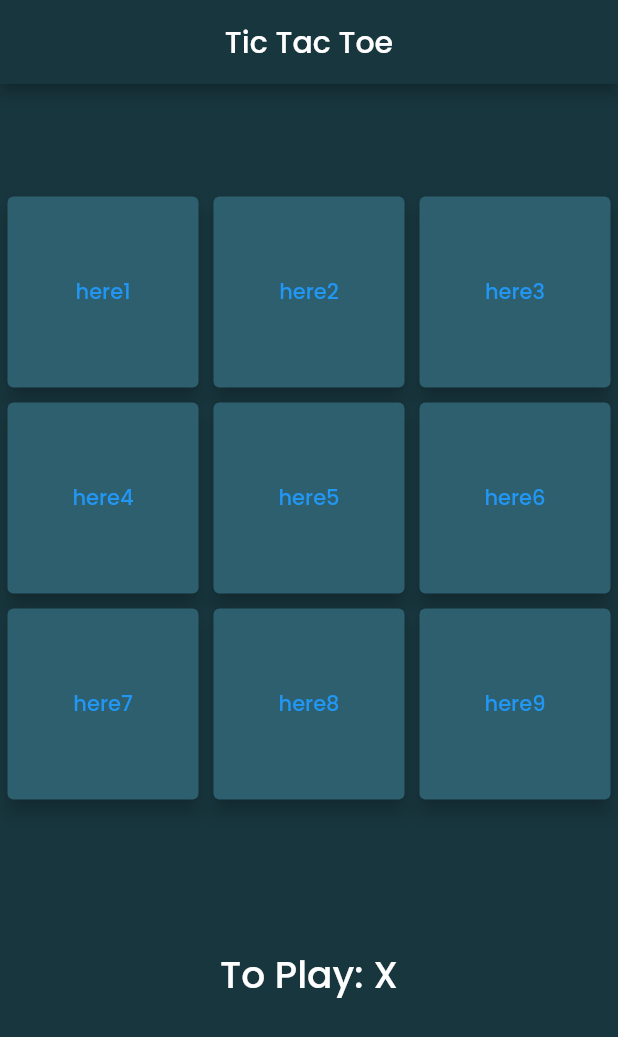
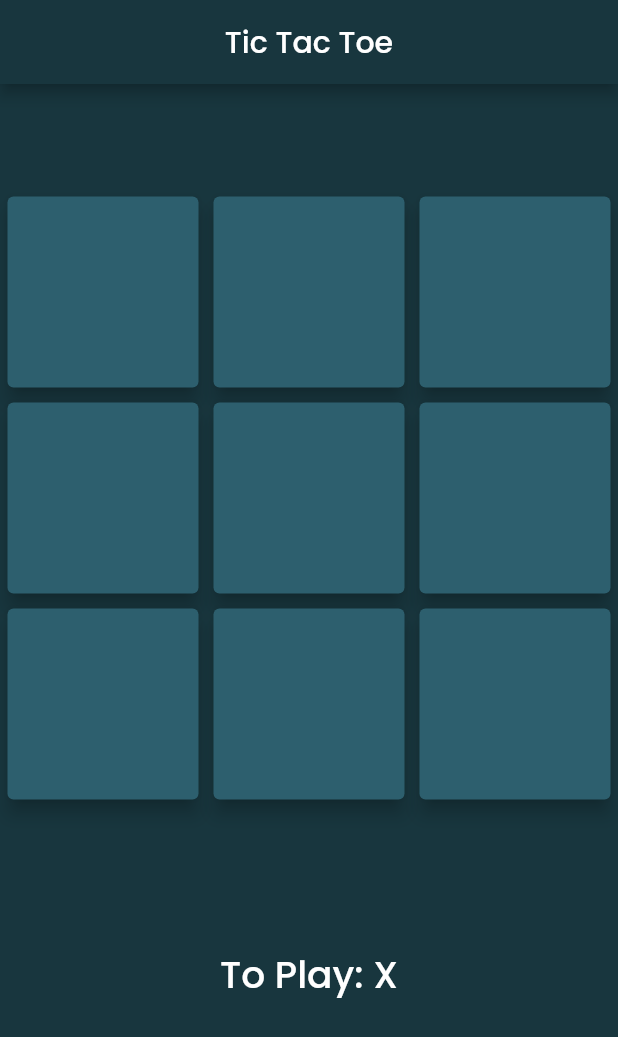
Before and after one commit to soulninja-dev/Tic-tac-toe, a Flutter app: the GamePage screen opened by its route, on a phone screen of 412 x 824 dp. Shown: the top 1037 px of the screen. Run offline on Flutter 3.47's test engine with Material 2 defaults, Android fonts, the phone set to English and light mode, and no system bars.

Commit message:
🔧 added played and text array

```diff
--- a/lib/pages/game_page.dart
+++ b/lib/pages/game_page.dart
@@ -20,6 +20,34 @@ class _GamePageState extends State<GamePage> {
   String toPlay -> variable X or Y to show in the bottom part
 */
 
+  List<bool> playedArr = [
+    false,
+    false,
+    false,
+    false,
+    false,
+    false,
+    false,
+    false,
+    false
+  ];
+
+  List<String> text = [
+    " ",
+    " ",
+    " ",
+    " ",
+    " ",
+    " ",
+    " ",
+    " ",
+    " ",
+  ];
+
+  static String toPlay = "X";
+
+  play(int index) {}
+
   // ignore: non_constant_identifier_names
   change_toPlay(String current) {
     if (current == "X") {
@@ -34,13 +62,11 @@ class _GamePageState extends State<GamePage> {
     }
   }
 
-  static String toPlay = "X";
   @override
   Widget build(BuildContext context) {
     return Scaffold(
       body: Stack(
         children: [
-          Spacer(),
           Padding(
             padding: const EdgeInsets.fromLTRB(5, 75, 5, 0),
             child: GridView.count(
@@ -49,40 +75,43 @@ class _GamePageState extends State<GamePage> {
               crossAxisCount: 3,
               children: <Widget>[
                 TextButton(
-                  onPressed: () => change_toPlay(toPlay),
-                  child: Text("here1"),
+                  onPressed: () {
+                    change_toPlay(toPlay);
+                    print(playedArr[3]);
+                  },
+                  child: Text(text[0]),
                 ),
                 TextButton(
                   onPressed: () => change_toPlay(toPlay),
-                  child: Text("here2"),
+                  child: Text(text[1]),
                 ),
                 TextButton(
                   onPressed: () => change_toPlay(toPlay),
-                  child: Text("here3"),
+                  child: Text(text[2]),
                 ),
                 TextButton(
                   onPressed: () => change_toPlay(toPlay),
-                  child: Text("here4"),
+                  child: Text(text[3]),
                 ),
                 TextButton(
                   onPressed: () => change_toPlay(toPlay),
-                  child: Text("here5"),
+                  child: Text(text[4]),
                 ),
                 TextButton(
                   onPressed: () => change_toPlay(toPlay),
-                  child: Text("here6"),
+                  child: Text(text[5]),
                 ),
                 TextButton(
                   onPressed: () => change_toPlay(toPlay),
-                  child: Text("here7"),
+                  child: Text(text[6]),
                 ),
                 TextButton(
                   onPressed: () => change_toPlay(toPlay),
-                  child: Text("here8"),
+                  child: Text(text[7]),
                 ),
                 TextButton(
                   onPressed: () => change_toPlay(toPlay),
-                  child: Text("here9"),
+                  child: Text(text[8]),
                 ),
               ],
             ),
```
